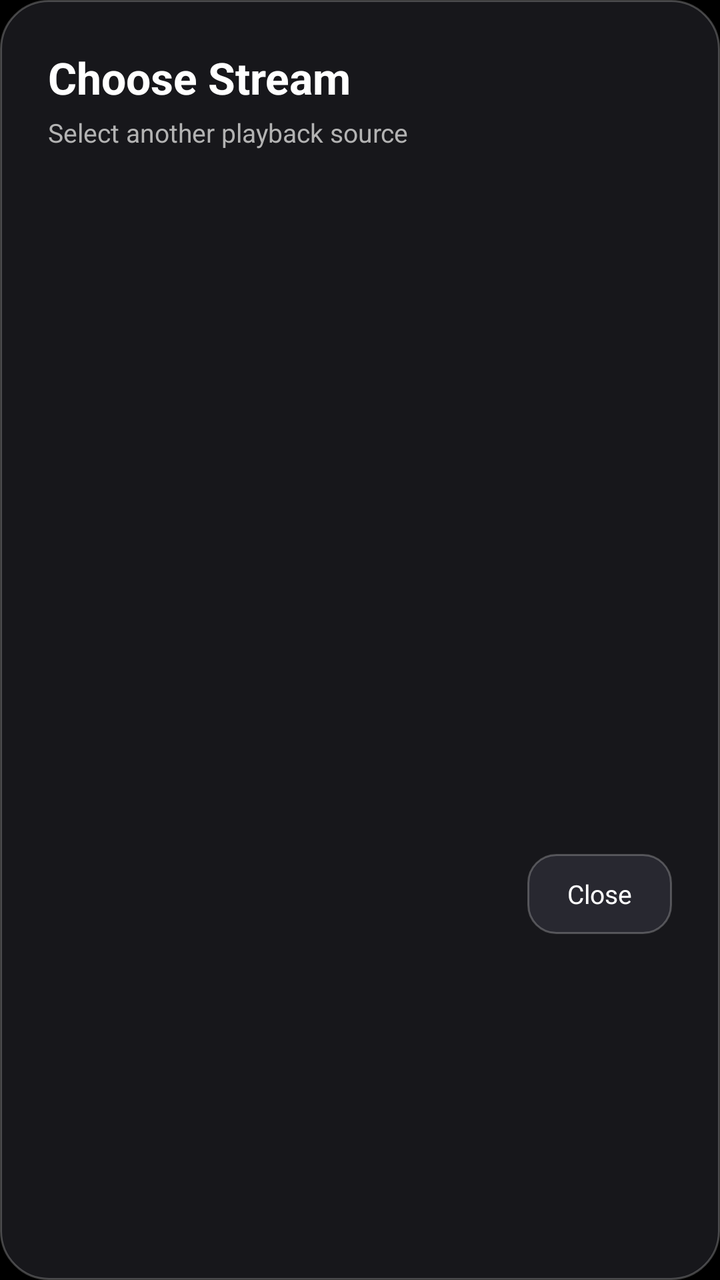
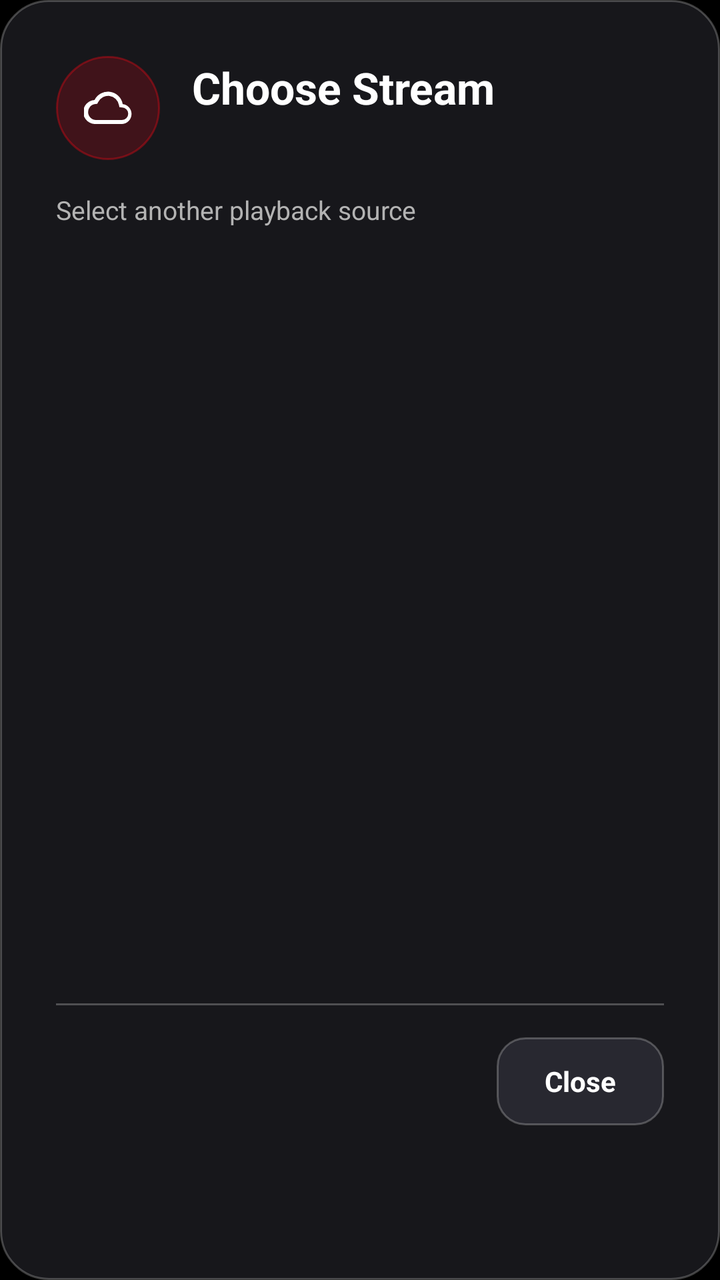

An Android layout rendered at two revisions. The XML below is the earlier revision; the diff shows what the commit changed to produce the second picture.
<!-- AndroidManifest.xml: application theme Theme.KiduyuTv -->
<!-- res/layout/dialog_direct_stream_sources.xml -->
<?xml version="1.0" encoding="utf-8"?>
<LinearLayout xmlns:android="http://schemas.android.com/apk/res/android"
    android:layout_width="match_parent"
    android:layout_height="wrap_content"
    android:background="@drawable/bg_direct_stream_dialog"
    android:elevation="16dp"
    android:orientation="vertical"
    android:padding="24dp">

    <TextView
        android:layout_width="wrap_content"
        android:layout_height="wrap_content"
        android:text="@string/stream_choose"
        android:textColor="@color/text_primary"
        android:textSize="22sp"
        android:textStyle="bold" />

    <TextView
        android:layout_width="wrap_content"
        android:layout_height="wrap_content"
        android:layout_marginTop="4dp"
        android:text="@string/stream_choose_hint"
        android:textColor="@color/text_secondary"
        android:textSize="13sp" />

    <ListView
        android:id="@+id/listStreams"
        android:layout_width="match_parent"
        android:layout_height="320dp"
        android:layout_marginTop="18dp"
        android:cacheColorHint="@android:color/transparent"
        android:clickable="true"
        android:divider="@null"
        android:focusable="true"
        android:nextFocusDown="@id/btnCloseStreams"
        android:listSelector="@drawable/bg_direct_stream_track_row" />

    <TextView
        android:id="@+id/btnCloseStreams"
        android:layout_width="wrap_content"
        android:layout_height="40dp"
        android:layout_gravity="end"
        android:layout_marginTop="14dp"
        android:background="@drawable/direct_stream_back_btn_bg"
        android:clickable="true"
        android:focusable="true"
        android:gravity="center"
        android:nextFocusUp="@id/listStreams"
        android:paddingStart="20dp"
        android:paddingEnd="20dp"
        android:text="@string/track_close"
        android:textColor="@color/text_primary"
        android:textSize="13sp" />
</LinearLayout>
<!-- resources referenced by this layout -->
<resources>
  <color name="text_primary">#FFFFFFFF</color>
  <color name="text_secondary">#B3B3B3</color>
  <!-- drawable bg_direct_stream_dialog (drawable) -->
  <?xml version="1.0" encoding="utf-8"?>
  <shape xmlns:android="http://schemas.android.com/apk/res/android"
      android:shape="rectangle">
      <solid android:color="@color/direct_stream_surface" />
      <stroke
          android:width="1dp"
          android:color="@color/direct_stream_outline" />
      <corners android:radius="24dp" />
  </shape>
  <!-- drawable bg_direct_stream_track_row (drawable) -->
  <?xml version="1.0" encoding="utf-8"?>
  <selector xmlns:android="http://schemas.android.com/apk/res/android">
      <item android:state_activated="true">
          <shape android:shape="rectangle">
              <solid android:color="#1AE50914" />
              <corners android:radius="12dp" />
          </shape>
      </item>
      <item android:state_focused="true">
          <shape android:shape="rectangle">
              <solid android:color="#1AFFFFFF" />
              <stroke android:width="2dp" android:color="@color/kiduyu_red" />
              <corners android:radius="12dp" />
          </shape>
      </item>
      <item>
          <shape android:shape="rectangle">
              <solid android:color="@android:color/transparent" />
              <corners android:radius="12dp" />
          </shape>
      </item>
  </selector>
  <!-- drawable direct_stream_back_btn_bg (drawable) -->
  <?xml version="1.0" encoding="utf-8"?>
  <selector xmlns:android="http://schemas.android.com/apk/res/android">
      <item android:state_focused="true">
          <shape>
              <solid android:color="@color/kiduyu_red" />
              <stroke android:width="2dp" android:color="#66FFFFFF" />
              <corners android:radius="14dp" />
          </shape>
      </item>
      <item>
          <shape>
              <solid android:color="@color/direct_stream_surface_high" />
              <stroke android:width="1dp" android:color="@color/direct_stream_outline" />
              <corners android:radius="14dp" />
          </shape>
      </item>
  </selector>
  <string name="stream_choose">Choose Stream</string>
  <string name="stream_choose_hint">Select another playback source</string>
  <string name="track_close">Close</string>
  <style name="Theme.KiduyuTv" parent="android:Theme.Material.Light.NoActionBar">
          <item name="android:windowBackground">@android:color/black</item>
          <item name="android:statusBarColor">@android:color/transparent</item>
          <item name="android:navigationBarColor">@android:color/transparent</item>
      </style>
  <color name="direct_stream_surface">#E61A1A1F</color>
  <color name="direct_stream_outline">#3DFFFFFF</color>
  <color name="kiduyu_red">#E50914</color>
  <color name="direct_stream_surface_high">#F02A2A31</color>
</resources>

<!-- the commit's change to res/layout/dialog_direct_stream_sources.xml (unified diff, before → after) -->
@@ -5,20 +5,56 @@
     android:background="@drawable/bg_direct_stream_dialog"
     android:elevation="16dp"
     android:orientation="vertical"
-    android:padding="24dp">
+    android:padding="28dp">
+
+    <LinearLayout
+        android:layout_width="match_parent"
+        android:layout_height="wrap_content"
+        android:gravity="center_vertical"
+        android:orientation="horizontal">
+
+        <FrameLayout
+            android:layout_width="52dp"
+            android:layout_height="52dp"
+            android:background="@drawable/bg_direct_stream_source_icon">
+
+            <ImageView
+                android:layout_width="24dp"
+                android:layout_height="24dp"
+                android:layout_gravity="center"
+                android:contentDescription="@null"
+                android:src="@drawable/ic_direct_stream_cloud" />
+        </FrameLayout>
+
+        <LinearLayout
+            android:layout_width="0dp"
+            android:layout_height="wrap_content"
+            android:layout_marginStart="16dp"
+            android:layout_weight="1"
+            android:orientation="vertical">
+
+            <TextView
+                android:layout_width="wrap_content"
+                android:layout_height="wrap_content"
+                android:text="@string/stream_choose"
+                android:textColor="@color/text_primary"
+                android:textSize="22sp"
+                android:textStyle="bold" />
+
+            <TextView
+                android:id="@+id/tvStreamCount"
+                android:layout_width="wrap_content"
+                android:layout_height="wrap_content"
+                android:layout_marginTop="3dp"
+                android:textColor="@color/text_secondary"
+                android:textSize="13sp" />
+        </LinearLayout>
+    </LinearLayout>
 
     <TextView
         android:layout_width="wrap_content"
         android:layout_height="wrap_content"
-        android:text="@string/stream_choose"
-        android:textColor="@color/text_primary"
-        android:textSize="22sp"
-        android:textStyle="bold" />
-
-    <TextView
-        android:layout_width="wrap_content"
-        android:layout_height="wrap_content"
-        android:layout_marginTop="4dp"
+        android:layout_marginTop="16dp"
         android:text="@string/stream_choose_hint"
         android:textColor="@color/text_secondary"
         android:textSize="13sp" />
@@ -26,29 +62,37 @@
     <ListView
         android:id="@+id/listStreams"
         android:layout_width="match_parent"
-        android:layout_height="320dp"
-        android:layout_marginTop="18dp"
+        android:layout_height="360dp"
+        android:layout_marginTop="14dp"
         android:cacheColorHint="@android:color/transparent"
         android:clickable="true"
-        android:divider="@null"
+        android:divider="@android:color/transparent"
+        android:dividerHeight="8dp"
         android:focusable="true"
         android:nextFocusDown="@id/btnCloseStreams"
-        android:listSelector="@drawable/bg_direct_stream_track_row" />
+        android:listSelector="@drawable/bg_direct_stream_source_focus" />
+
+    <View
+        android:layout_width="match_parent"
+        android:layout_height="1dp"
+        android:layout_marginTop="14dp"
+        android:background="@color/direct_stream_outline" />
 
     <TextView
         android:id="@+id/btnCloseStreams"
         android:layout_width="wrap_content"
-        android:layout_height="40dp"
+        android:layout_height="44dp"
         android:layout_gravity="end"
-        android:layout_marginTop="14dp"
+        android:layout_marginTop="16dp"
         android:background="@drawable/direct_stream_back_btn_bg"
         android:clickable="true"
         android:focusable="true"
         android:gravity="center"
         android:nextFocusUp="@id/listStreams"
-        android:paddingStart="20dp"
-        android:paddingEnd="20dp"
+        android:paddingStart="24dp"
+        android:paddingEnd="24dp"
         android:text="@string/track_close"
         android:textColor="@color/text_primary"
-        android:textSize="13sp" />
+        android:textSize="14sp"
+        android:textStyle="bold" />
 </LinearLayout>
<!-- resource entries referenced after the edit -->
@@ -1,5 +1,6 @@
 <!-- resources referenced by this layout -->
 <resources>
+  <color name="direct_stream_outline">#3DFFFFFF</color>
   <color name="text_primary">#FFFFFFFF</color>
   <color name="text_secondary">#B3B3B3</color>
   <!-- drawable bg_direct_stream_dialog (drawable) -->
@@ -12,29 +13,20 @@
           android:color="@color/direct_stream_outline" />
       <corners android:radius="24dp" />
   </shape>
-  <!-- drawable bg_direct_stream_track_row (drawable) -->
+  <!-- drawable bg_direct_stream_source_focus (drawable) -->
   <?xml version="1.0" encoding="utf-8"?>
   <selector xmlns:android="http://schemas.android.com/apk/res/android">
-      <item android:state_activated="true">
-          <shape android:shape="rectangle">
-              <solid android:color="#1AE50914" />
-              <corners android:radius="12dp" />
-          </shape>
-      </item>
-      <item android:state_focused="true">
-          <shape android:shape="rectangle">
-              <solid android:color="#1AFFFFFF" />
-              <stroke android:width="2dp" android:color="@color/kiduyu_red" />
-              <corners android:radius="12dp" />
-          </shape>
-      </item>
-      <item>
-          <shape android:shape="rectangle">
-              <solid android:color="@android:color/transparent" />
-              <corners android:radius="12dp" />
-          </shape>
-      </item>
+      <item android:state_pressed="true"><shape><solid android:color="#33FFFFFF"/><stroke android:width="2dp" android:color="@color/kiduyu_red"/><corners android:radius="16dp"/></shape></item>
+      <item android:state_focused="true"><shape><solid android:color="#26FFFFFF"/><stroke android:width="3dp" android:color="@color/kiduyu_red"/><corners android:radius="16dp"/></shape></item>
+      <item android:state_selected="true"><shape><solid android:color="#26FFFFFF"/><stroke android:width="3dp" android:color="@color/kiduyu_red"/><corners android:radius="16dp"/></shape></item>
+      <item android:drawable="@android:color/transparent" />
   </selector>
+  <!-- drawable bg_direct_stream_source_icon (drawable) -->
+  <?xml version="1.0" encoding="utf-8"?>
+  <shape xmlns:android="http://schemas.android.com/apk/res/android" android:shape="oval">
+      <solid android:color="#33E50914" />
+      <stroke android:width="1dp" android:color="#66E50914" />
+  </shape>
   <!-- drawable direct_stream_back_btn_bg (drawable) -->
   <?xml version="1.0" encoding="utf-8"?>
   <selector xmlns:android="http://schemas.android.com/apk/res/android">
@@ -53,6 +45,17 @@
           </shape>
       </item>
   </selector>
+  <!-- drawable ic_direct_stream_cloud (drawable) -->
+  <?xml version="1.0" encoding="utf-8"?>
+  <vector xmlns:android="http://schemas.android.com/apk/res/android"
+      android:width="20dp"
+      android:height="20dp"
+      android:viewportWidth="24"
+      android:viewportHeight="24">
+      <path
+          android:fillColor="@color/text_primary"
+          android:pathData="M19.35,10.04A7.49,7.49 0,0 0,5.26 8.0A6,6 0,0 0,6 20h13a5,5 0,0 0,0.35 -9.96zM19,18H6a4,4 0,0 1,-0.44 -7.97l1.07,-0.12 0.5,-0.95A5.5,5.5 0,0 1,17.46 10.5l0.3,1.15 1.18,0.08A3,3 0,0 1,19 18z" />
+  </vector>
   <string name="stream_choose">Choose Stream</string>
   <string name="stream_choose_hint">Select another playback source</string>
   <string name="track_close">Close</string>
@@ -62,7 +65,6 @@
           <item name="android:navigationBarColor">@android:color/transparent</item>
       </style>
   <color name="direct_stream_surface">#E61A1A1F</color>
-  <color name="direct_stream_outline">#3DFFFFFF</color>
   <color name="kiduyu_red">#E50914</color>
   <color name="direct_stream_surface_high">#F02A2A31</color>
 </resources>
